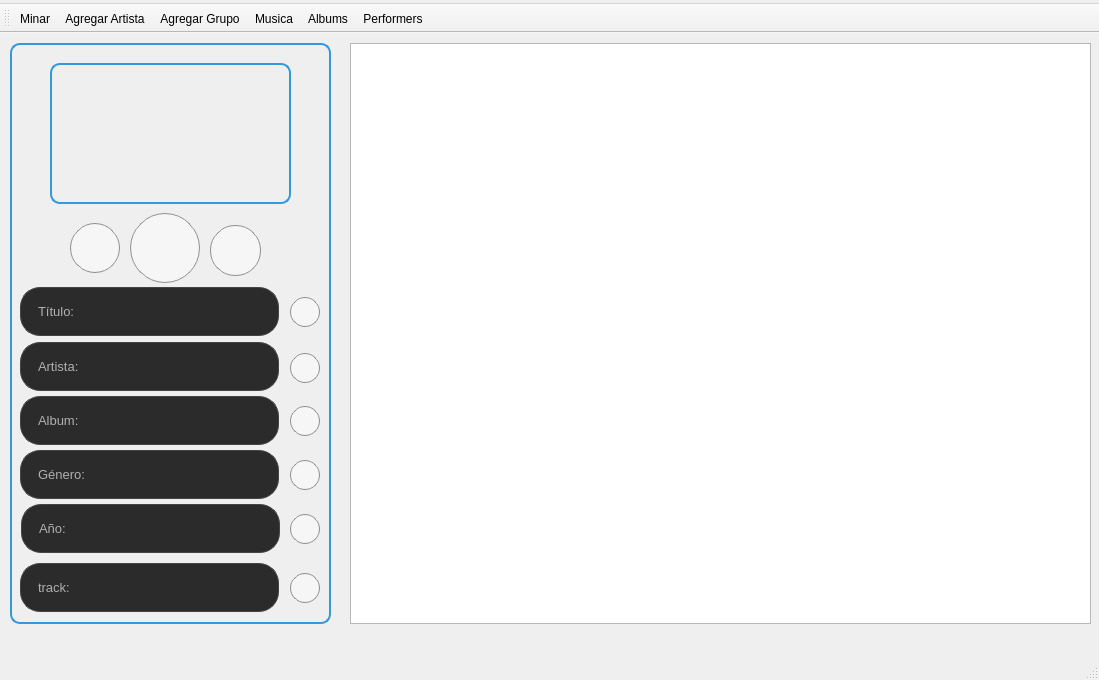
Above: src/mainwindow.ui from Ana-Luisa-GF/MyP-reproductorMP3-Ana-Luisa-GF before the change. Below: the same form after it.
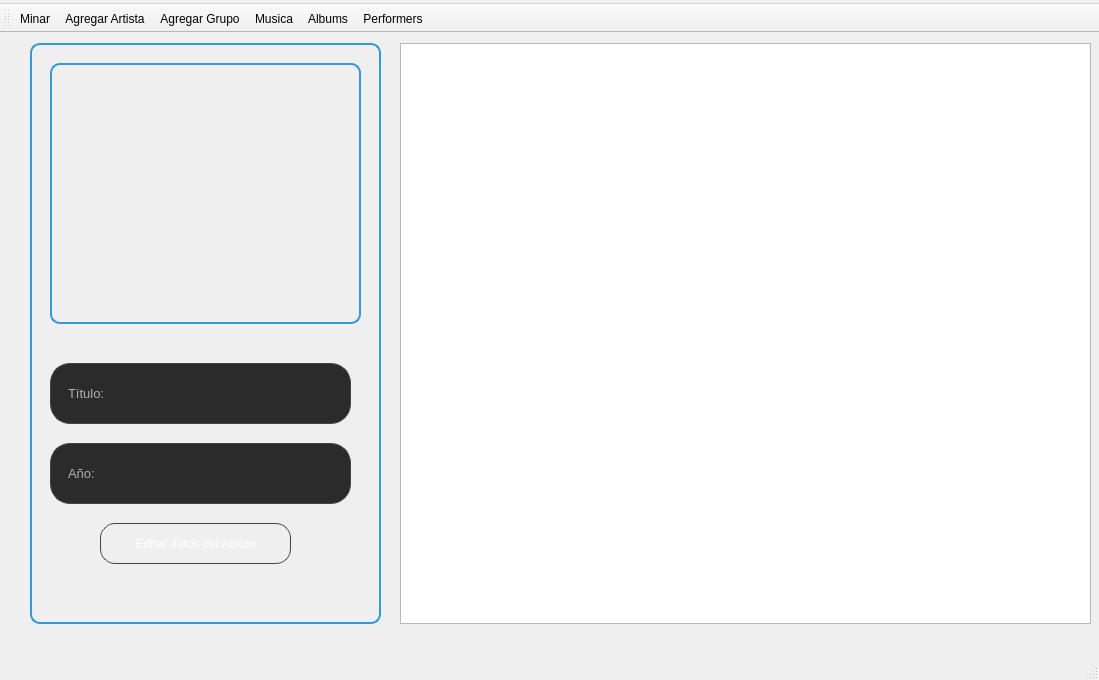
That is the form after the change. Icons and pictures are not drawn.

Diff of the .ui file:
```diff
--- a/src/mainwindow.ui
+++ b/src/mainwindow.ui
@@ -21,10 +21,33 @@
    <string notr="true"/>
   </property>
   <widget class="QWidget" name="centralwidget">
+   <widget class="QStackedWidget" name="stackedWidget">
+    <property name="geometry">
+     <rect>
+      <x>-10</x>
+      <y>0</y>
+      <width>1111</width>
+      <height>611</height>
+     </rect>
+    </property>
+    <property name="currentIndex">
+     <number>1</number>
+    </property>
+    <widget class="QWidget" name="page">
+     <widget class="QListWidget" name="listWidget">
+      <property name="geometry">
+       <rect>
+        <x>360</x>
+        <y>20</y>
+        <width>741</width>
+        <height>571</height>
+       </rect>
+      </property>
+     </widget>
    <widget class="QFrame" name="reprod">
     <property name="geometry">
      <rect>
-      <x>10</x>
+        <x>20</x>
       <y>10</y>
       <width>321</width>
       <height>581</height>
@@ -589,15 +612,138 @@
      </property>
     </widget>
    </widget>
-   <widget class="QListWidget" name="listWidget">
+    </widget>
+    <widget class="QWidget" name="page_2">
+     <widget class="QListWidget" name="listWidget_albums">
     <property name="geometry">
      <rect>
-      <x>350</x>
+        <x>410</x>
       <y>10</y>
-      <width>741</width>
+        <width>691</width>
       <height>581</height>
      </rect>
     </property>
+     </widget>
+     <widget class="QFrame" name="reprod_2">
+      <property name="geometry">
+       <rect>
+        <x>40</x>
+        <y>10</y>
+        <width>351</width>
+        <height>581</height>
+       </rect>
+      </property>
+      <property name="styleSheet">
+       <string notr="true">border: 2px solid #3498db;
+
+border-radius: 10px;</string>
+      </property>
+      <property name="frameShape">
+       <enum>QFrame::Shape::StyledPanel</enum>
+      </property>
+      <property name="frameShadow">
+       <enum>QFrame::Shadow::Raised</enum>
+      </property>
+      <widget class="QLabel" name="caja_titulo_Album">
+       <property name="geometry">
+        <rect>
+         <x>20</x>
+         <y>320</y>
+         <width>301</width>
+         <height>61</height>
+        </rect>
+       </property>
+       <property name="styleSheet">
+        <string notr="true">QLabel {
+    background-color: #2b2b2b;
+    border: 1px solid #444444;
+    border-radius: 20px;
+    padding-left: 14px;
+    color: #ffffff;
+}</string>
+       </property>
+       <property name="text">
+        <string>&lt;span style=&quot;color: #b0b0b0; font-size: 10pt;&quot;&gt;Título: &lt;/span&gt;&lt;span style=&quot;color: #ff</string>
+       </property>
+      </widget>
+      <widget class="QLabel" name="caja_anio_Album">
+       <property name="geometry">
+        <rect>
+         <x>20</x>
+         <y>400</y>
+         <width>301</width>
+         <height>61</height>
+        </rect>
+       </property>
+       <property name="styleSheet">
+        <string notr="true">QLabel {
+    background-color: #2b2b2b;
+    border: 1px solid #444444;
+    border-radius: 20px;
+    padding-left: 14px;
+    color: #ffffff;
+}</string>
+       </property>
+       <property name="text">
+        <string>&lt;html&gt;&lt;head/&gt;&lt;body&gt;&lt;p&gt;&lt;span style=&quot; font-size:10pt; color:#b0b0b0;&quot;&gt;Año: &lt;/span&gt;&lt;/p&gt;&lt;/body&gt;&lt;/html&gt;</string>
+       </property>
+      </widget>
+      <widget class="QLabel" name="pantalla_album">
+       <property name="geometry">
+        <rect>
+         <x>20</x>
+         <y>20</y>
+         <width>311</width>
+         <height>261</height>
+        </rect>
+       </property>
+       <property name="styleSheet">
+        <string notr="true">ui-&gt;label-&gt;setAutoFillBackground(true);
+ui-&gt;label-&gt;setStyleSheet(&quot;background-color: yellow;&quot;);</string>
+       </property>
+       <property name="text">
+        <string/>
+       </property>
+      </widget>
+      <widget class="QPushButton" name="editButton_albumDatos">
+       <property name="geometry">
+        <rect>
+         <x>70</x>
+         <y>480</y>
+         <width>191</width>
+         <height>41</height>
+        </rect>
+       </property>
+       <property name="styleSheet">
+        <string notr="true">QPushButton {
+    border-radius: 15px; 
+    border: 1px solid #444444;
+    background-color: qlineargradient(x1:0, y1:0, x2:0, y2:1,
+                                      stop:0 #3c3c3c, 
+                                      stop:0.5 #2b2b2b, 
+                                      stop:1.0 #222222);
+    padding: 5px; 
+    color: #ffffff; 
+}
+
+QPushButton:hover {
+    background-color: #2980b9; 
+    color: #ffffff;
+}
+
+QPushButton:pressed {
+    background-color: #1f618d; 
+    color: #ffffff;
+    padding-top: 8px; 
+    padding-left: 8px;
+}</string>
+       </property>
+       <property name="text">
+        <string>Editar datos del Album</string>
+       </property>
+      </widget>
+     </widget>
+    </widget>
    </widget>
   </widget>
   <widget class="QMenuBar" name="menubar">
```
Lines whose indentation alone changed are shown as unchanged.
